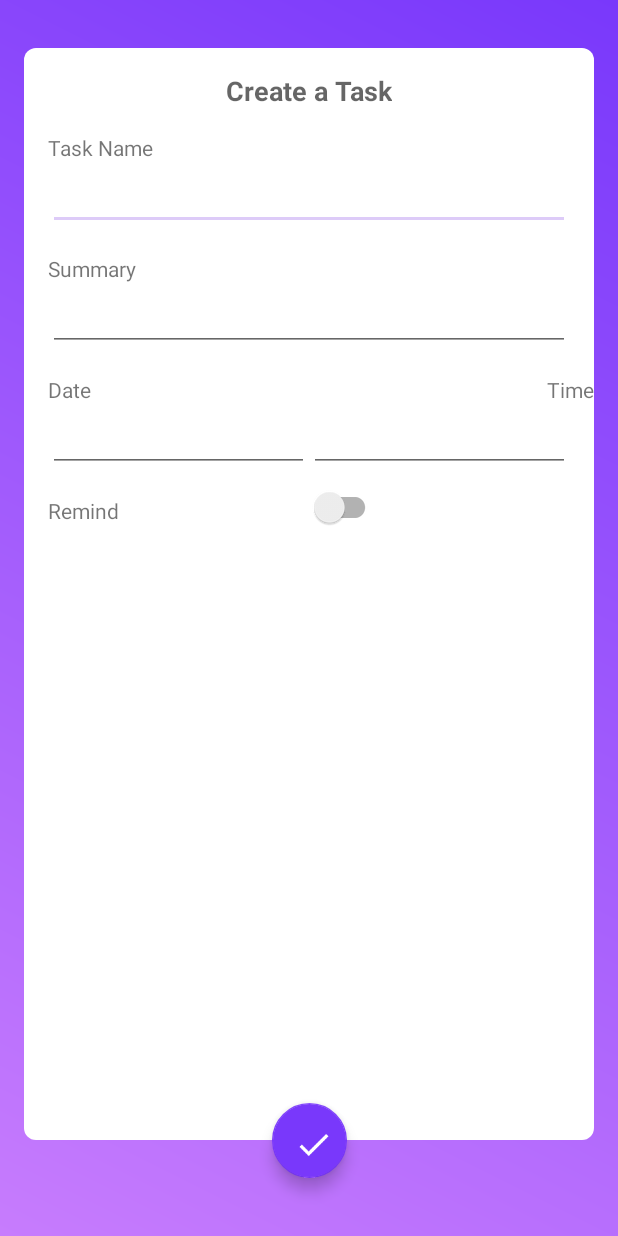
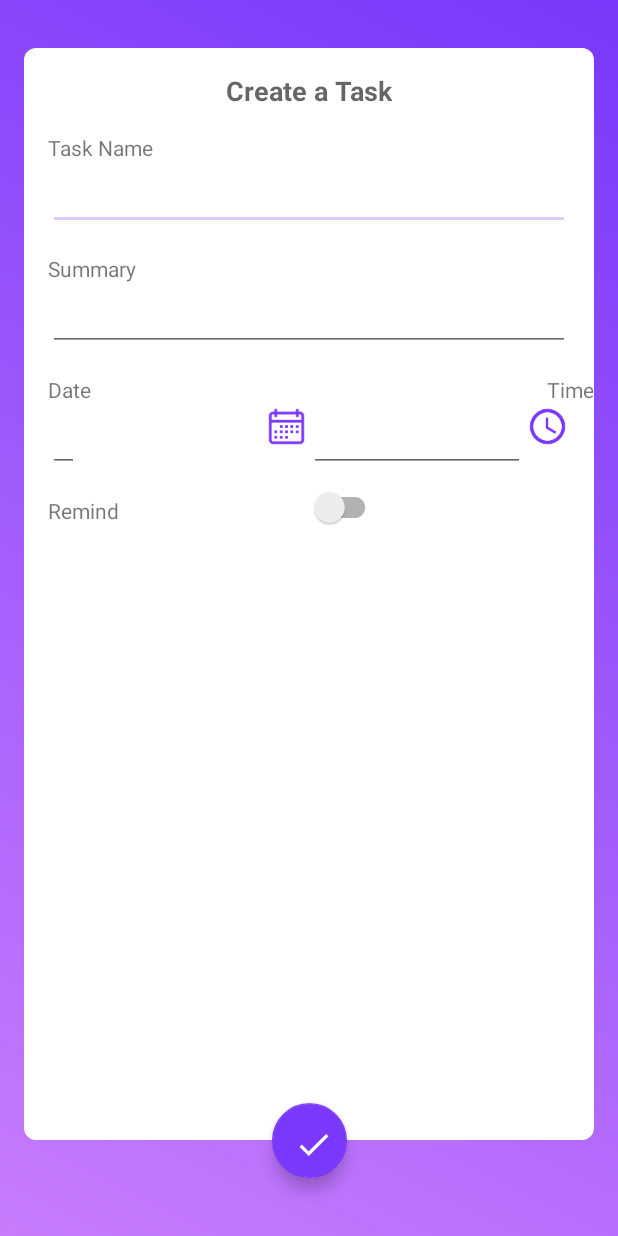
Before and after one commit to nguyenHanhNguyen/CalendarApp, an Android app: the CreateTask screen opened directly, with no data from a screen before it, on a phone screen of 412 x 824 dp. Run offline under Robolectric (Android 15) with nearby library versions, the phone set to English and light mode, and no system bars; our stand-ins replace Room's generated code, RxJava, data binding.

Commit message:
add calendar

```diff
--- a/app/build.gradle
+++ b/app/build.gradle
@@ -54,6 +54,8 @@ dependencies {
     compile 'com.github.vipulasri:timelineview:1.0.5'
     compile 'io.reactivex.rxjava2:rxandroid:2.0.1'
     compile 'io.reactivex.rxjava2:rxjava:2.0.8'
+    compile 'com.github.sundeepk:compact-calendar-view:2.0.2.1'
+
     testCompile 'junit:junit:4.12'
 
 }
--- a/app/src/main/java/nhn/calendarapp/ui/CreateTask.kt
+++ b/app/src/main/java/nhn/calendarapp/ui/CreateTask.kt
@@ -1,30 +1,56 @@
 package nhn.calendarapp.ui
 
+import android.app.DatePickerDialog
+import android.app.TimePickerDialog
 import android.arch.lifecycle.ViewModelProviders
 import android.content.Context
 import android.databinding.DataBindingUtil
 import android.os.Bundle
 import android.support.v7.app.AppCompatActivity
+import android.widget.DatePicker
+import android.widget.TimePicker
 import nhn.calendarapp.R
 import nhn.calendarapp.data.Task
 import nhn.calendarapp.data.TaskViewModel
 import nhn.calendarapp.databinding.ActivityCreateTaskBinding
+import java.text.SimpleDateFormat
+import java.util.*
 
-class CreateTask : AppCompatActivity() {
+class CreateTask : AppCompatActivity(), DatePickerDialog.OnDateSetListener, TimePickerDialog.OnTimeSetListener {
 
     private lateinit var binding: ActivityCreateTaskBinding
 
     private lateinit var taskViewModel: TaskViewModel
 
+    val myCalendar = Calendar.getInstance()
+
     override fun onCreate(savedInstanceState: Bundle?) {
         super.onCreate(savedInstanceState)
         binding = DataBindingUtil.setContentView(this, R.layout.activity_create_task)
-        binding.handler = Handler()
+        binding.handler = Handler(this, this)
         taskViewModel = ViewModelProviders.of(this).get(TaskViewModel::class.java)
+
 
     }
 
-    inner class Handler {
+    override fun onDateSet(view: DatePicker?, year: Int, month: Int, dayOfMonth: Int) {
+
+        val sdf = SimpleDateFormat("dd/MM/yyyy", Locale.US)
+        myCalendar.set(Calendar.YEAR, year)
+        myCalendar.set(Calendar.MONTH, month)
+        myCalendar.set(Calendar.DAY_OF_MONTH, dayOfMonth)
+        binding.edDate.setText(sdf.format(myCalendar.time))
+    }
+
+    override fun onTimeSet(view: TimePicker?, hourOfDay: Int, minute: Int) {
+        val sdf = SimpleDateFormat("hh:mm aaa", Locale.US)
+        myCalendar.set(Calendar.HOUR, hourOfDay)
+        myCalendar.set(Calendar.MINUTE, minute)
+        binding.edTime.setText(sdf.format(myCalendar.time))
+    }
+
+
+    inner class Handler constructor(internal var context: Context, internal var activity: CreateTask) {
 
         fun onFabCreateClick() {
             val task = Task()
@@ -34,6 +60,22 @@ class CreateTask : AppCompatActivity() {
             finish()
         }
 
+        fun onDateClick() {
+            val calendar = Calendar.getInstance()
+            val year = calendar.get(Calendar.YEAR)
+            val month = calendar.get(Calendar.MONTH)
+            val day = calendar.get(Calendar.DAY_OF_MONTH)
+            val datePickerDialog = DatePickerDialog(context, activity, year, month, day)
+            datePickerDialog.show()
+        }
+
+        fun onTimeClick() {
+            val calendar = Calendar.getInstance()
+            val hour = calendar.get(Calendar.HOUR)
+            var minute = calendar.get(Calendar.MINUTE)
+            val timePickerDialog = TimePickerDialog(context, activity, hour, minute, false)
+            timePickerDialog.show()
+        }
 
     }
 
--- /dev/null
+++ b/app/src/main/res/drawable/normal_state.xml
@@ -0,0 +1,7 @@
+<?xml version="1.0" encoding="utf-8"?>
+<shape xmlns:android="http://schemas.android.com/apk/res/android"
+    android:shape="rectangle">
+
+    <solid android:color="@android:color/transparent" />
+
+</shape>
--- /dev/null
+++ b/app/src/main/res/drawable/pressed_state.xml
@@ -0,0 +1,6 @@
+<?xml version="1.0" encoding="utf-8"?>
+<shape xmlns:android="http://schemas.android.com/apk/res/android"
+    android:shape="rectangle">
+
+    <solid android:color="#73000000" />
+</shape>
--- /dev/null
+++ b/app/src/main/res/drawable/selectable_bg.xml
@@ -0,0 +1,7 @@
+<?xml version="1.0" encoding="utf-8"?>
+<selector xmlns:android="http://schemas.android.com/apk/res/android">
+
+    <item android:drawable="@drawable/pressed_state" android:state_pressed="true" />
+    <item android:drawable="@drawable/normal_state" />
+
+</selector>
--- a/app/src/main/res/layout/activity_create_task.xml
+++ b/app/src/main/res/layout/activity_create_task.xml
@@ -127,9 +127,20 @@
                 android:id="@+id/ed_date"
                 android:layout_width="0dp"
                 android:layout_height="wrap_content"
+                android:focusable="false"
                 android:inputType="date"
-                app:layout_constraintEnd_toEndOf="@id/guideline_middle"
+                app:layout_constraintRight_toLeftOf="@+id/btn_date"
                 app:layout_constraintStart_toStartOf="@id/guideline"
+                app:layout_constraintTop_toBottomOf="@+id/date" />
+
+            <ImageView
+                android:id="@+id/btn_date"
+                android:layout_width="30dp"
+                android:layout_height="30dp"
+                android:background="@drawable/selectable_bg"
+                android:onClick="@{()->handler.onDateClick()}"
+                android:src="@drawable/ic_calendar"
+                app:layout_constraintRight_toLeftOf="@id/guideline_middle"
                 app:layout_constraintTop_toBottomOf="@+id/date" />
 
 
@@ -137,10 +148,23 @@
                 android:id="@+id/ed_time"
                 android:layout_width="0dp"
                 android:layout_height="wrap_content"
+                android:focusable="false"
                 android:inputType="time"
+                app:layout_constraintEnd_toStartOf="@+id/time_btn"
+                app:layout_constraintStart_toEndOf="@+id/guideline_middle"
+                app:layout_constraintTop_toBottomOf="@+id/time" />
+
+            <ImageView
+                android:id="@+id/time_btn"
+                android:layout_width="30dp"
+                android:layout_height="30dp"
+                android:background="@drawable/selectable_bg"
+                android:onClick="@{()->handler.onTimeClick()}"
+                android:src="@drawable/ic_access_time"
                 app:layout_constraintEnd_toEndOf="@id/end_guideline"
-                app:layout_constraintStart_toEndOf="@id/guideline_middle"
+                app:layout_constraintLeft_toRightOf="@+id/ed_time"
                 app:layout_constraintTop_toBottomOf="@+id/time" />
+
 
             <TextView
                 android:id="@+id/remind"
--- a/app/src/main/res/layout/item_task.xml
+++ b/app/src/main/res/layout/item_task.xml
@@ -47,7 +47,6 @@
                 android:textStyle="bold"
                 tools:text="Task Name" />
 
-
             <TextView
                 android:id="@+id/task_desc"
                 android:layout_width="wrap_content"
--- a/app/src/main/res/values/colors.xml
+++ b/app/src/main/res/values/colors.xml
@@ -1,9 +1,11 @@
 <?xml version="1.0" encoding="utf-8"?>
 <resources>
-    <color name="colorPrimary">#DDCBF8 </color>
+    <color name="colorPrimary">#DDCBF8</color>
     <color name="colorPrimaryDark">#7938FB</color>
-    <color name="colorAccent">#DDCBF8 </color>
+    <color name="colorAccent">#DDCBF8</color>
     <color name="blueViolet">#7938FB</color>
     <color name="heliotrope">#c77cfd</color>
     <color name="mediumPurple">#A55CFB</color>
+    <color name="governorBay">#58529A</color>
+
 </resources>
```
Also changed, not shown: app/src/main/java/nhn/calendarapp/ui/dialog/DatePickerFragment.kt (added, +27 -0 lines), app/src/main/res/layout/activity_list_tasks.xml (+16 -2 lines), app/src/main/res/drawable-hdpi/ic_access_time.png (added), app/src/main/res/drawable-hdpi/ic_calendar.png (added), app/src/main/res/drawable-mdpi/ic_access_time.png (added), app/src/main/res/drawable-mdpi/ic_calendar.png (added), app/src/main/res/drawable-xhdpi/ic_access_time.png (added), app/src/main/res/drawable-xhdpi/ic_calendar.png (added), app/src/main/res/drawable-xxhdpi/ic_access_time.png (added), app/src/main/res/drawable-xxhdpi/ic_calendar.png (added), app/src/main/res/drawable-xxxhdpi/ic_access_time.png (added), app/src/main/res/drawable-xxxhdpi/ic_calendar.png (added), 1 other file.
